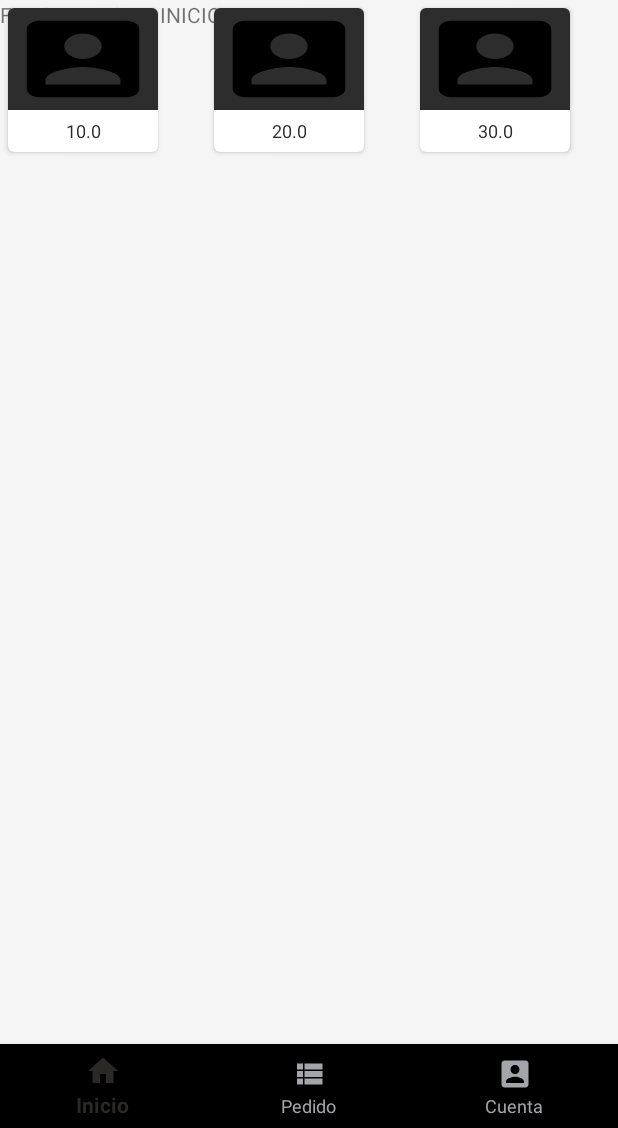
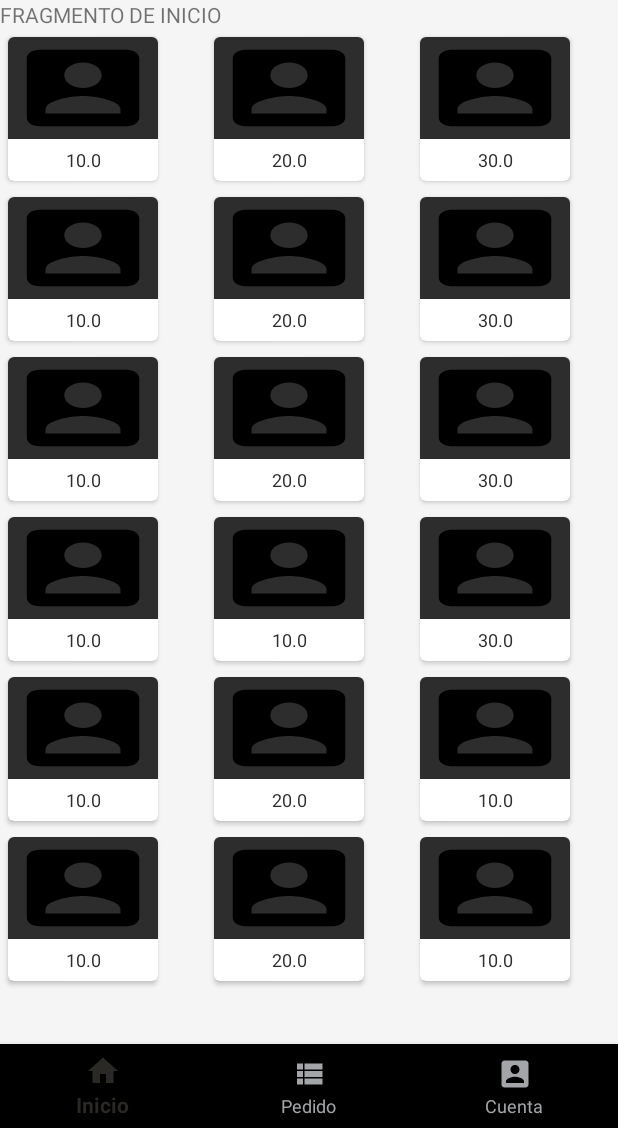
Before and after one commit to Magody/AndroidReference, an Android app: the screen it shows after launch (MainActivity), on a phone screen of 412 x 824 dp, the part 108-1236 px from its top. Run offline under Robolectric (Android 15) with nearby library versions, the phone set to English and light mode, and no system bars; our stand-ins replace Picasso; pictures from the network do not load.

```diff
--- a/app/src/main/AndroidManifest.xml
+++ b/app/src/main/AndroidManifest.xml
@@ -19,6 +19,7 @@
         android:roundIcon="@mipmap/ic_launcher_round"
         android:supportsRtl="true"
         android:theme="@style/AppTheme">
+        <activity android:name=".ModuloHome.DetalleProductoActivity"></activity>
         <!--
              The API key for Google Maps-based APIs is defined as a string resource.
              (See the file "res/values/google_maps_api.xml").
--- a/app/src/main/java/com/software2_grupo3/ingenieriasoftware2proyecto/ModuloHome/InicioInteractor.java
+++ b/app/src/main/java/com/software2_grupo3/ingenieriasoftware2proyecto/ModuloHome/InicioInteractor.java
@@ -29,6 +29,19 @@ public class InicioInteractor implements InicioContracts.Interactor {
         lista.add(new Producto(1, "Primero", "https://www.toystrains.com.mx/images/inicio/regalo.jpg", 10));
         lista.add(new Producto(2, "Segundo", "https://images-na.ssl-images-amazon.com/images/I/81J4TvhJx1L._SX425_.jpg", 20));
         lista.add(new Producto(3, "Tercero", "https://www.tiposde.com/wp-content/uploads/2010/01/tipos-de-productos-tangibles.jpg", 30));
+        lista.add(new Producto(1, "Primero", "https://source.unsplash.com/random", 10));
+        lista.add(new Producto(2, "Segundo", "https://images-na.ssl-images-amazon.com/images/I/81J4TvhJx1L._SX425_.jpg", 20));
+        lista.add(new Producto(3, "Tercero", "https://www.tiposde.com/wp-content/uploads/2010/01/tipos-de-productos-tangibles.jpg", 30));
+        lista.add(new Producto(1, "Primero", "https://source.unsplash.com/random", 10));
+        lista.add(new Producto(2, "Segundo", "https://images-na.ssl-images-amazon.com/images/I/81J4TvhJx1L._SX425_.jpg", 20));
+        lista.add(new Producto(3, "Tercero", "https://www.tiposde.com/wp-content/uploads/2010/01/tipos-de-productos-tangibles.jpg", 30));
+        lista.add(new Producto(1, "Primero", "https://www.toystrains.com.mx/images/inicio/regalo.jpg", 10));
+        lista.add(new Producto(1, "Primero", "https://source.unsplash.com/random", 10));lista.add(new Producto(3, "Tercero", "https://www.tiposde.com/wp-content/uploads/2010/01/tipos-de-productos-tangibles.jpg", 30));
+        lista.add(new Producto(1, "Primero", "https://www.toystrains.com.mx/images/inicio/regalo.jpg", 10));
+        lista.add(new Producto(2, "Segundo", "https://images-na.ssl-images-amazon.com/images/I/81J4TvhJx1L._SX425_.jpg", 20));
+        lista.add(new Producto(1, "Primero", "https://source.unsplash.com/random", 10));lista.add(new Producto(1, "Primero", "https://www.toystrains.com.mx/images/inicio/regalo.jpg", 10));
+        lista.add(new Producto(2, "Segundo", "https://images-na.ssl-images-amazon.com/images/I/81J4TvhJx1L._SX425_.jpg", 20));
+        lista.add(new Producto(1, "Primero", "https://source.unsplash.com/random", 10));
         RecyclerViewAdapter adapter = new RecyclerViewAdapter(context, lista);
         callbackObservarProductosPresenter.enConsultaProductoExitoso(adapter);
     }
--- a/app/src/main/res/layout/activity_seguimiento.xml
+++ b/app/src/main/res/layout/activity_seguimiento.xml
@@ -83,5 +83,6 @@
         android:id="@+id/button"
         android:layout_width="match_parent"
         android:layout_height="wrap_content"
+        android:onClick="volver"
         android:text="@string/stringAtras" />
 </LinearLayout>
--- a/app/src/main/res/layout/fragment_inicio.xml
+++ b/app/src/main/res/layout/fragment_inicio.xml
@@ -1,27 +1,30 @@
 <?xml version="1.0" encoding="utf-8"?>
-<FrameLayout xmlns:android="http://schemas.android.com/apk/res/android"
+<LinearLayout xmlns:android="http://schemas.android.com/apk/res/android"
     xmlns:tools="http://schemas.android.com/tools"
     android:layout_width="match_parent"
     android:layout_height="match_parent"
     tools:context=".ModuloHome.InicioFragment"
+    android:orientation="vertical"
     android:background="@color/colorFondoClaro">
 
 
     <TextView
         android:id="@+id/textViewFragmentInicio"
         android:layout_width="match_parent"
-        android:layout_height="match_parent"
+        android:layout_height="wrap_content"
         android:text="@string/fragmentoInicio" />
 
     <ProgressBar
         android:id="@+id/progressBarFragmentInicio"
         style="?android:attr/progressBarStyleHorizontal"
-        android:layout_width="wrap_content"
-        android:layout_height="wrap_content" />
+        android:layout_width="match_parent"
+        android:layout_height="wrap_content"
+        android:indeterminate="true"
+        android:visibility="gone" />
 
     <androidx.recyclerview.widget.RecyclerView
         android:id="@+id/RecyclerViewInicioFragment"
         android:layout_width="match_parent"
         android:layout_height="match_parent" />
 
-</FrameLayout>
+</LinearLayout>
--- a/app/src/main/res/values/strings.xml
+++ b/app/src/main/res/values/strings.xml
@@ -29,7 +29,6 @@
     <string name="stringDebug">Debugo</string>
 
 
-
     <!--Texto-->
     <string name="textoCarritoDeCompras">Carrito de compras</string>
     <string name="textoDireccionDeEntrega">Dirección de entrega</string>
@@ -52,5 +51,4 @@
     <string name="errorNoSePudoLeerLaPosicion">Hubo un error al leer la posición, reinicie la aplicación y asegúrese de activar el GPS.</string>
 
 
-
 </resources>
```
Also changed, not shown: app/src/main/java/com/software2_grupo3/ingenieriasoftware2proyecto/Modelos/Adapters/RecyclerViewAdapter.java (+5 -7 lines), app/src/main/java/com/software2_grupo3/ingenieriasoftware2proyecto/ModuloHome/DetalleProductoActivity.java (added, +29 -0 lines), app/src/main/java/com/software2_grupo3/ingenieriasoftware2proyecto/ModuloSeguimiento/SeguimientoActivity.java (+7 -0 lines), app/src/main/res/layout/activity_detalle_producto.xml (added, +18 -0 lines).
